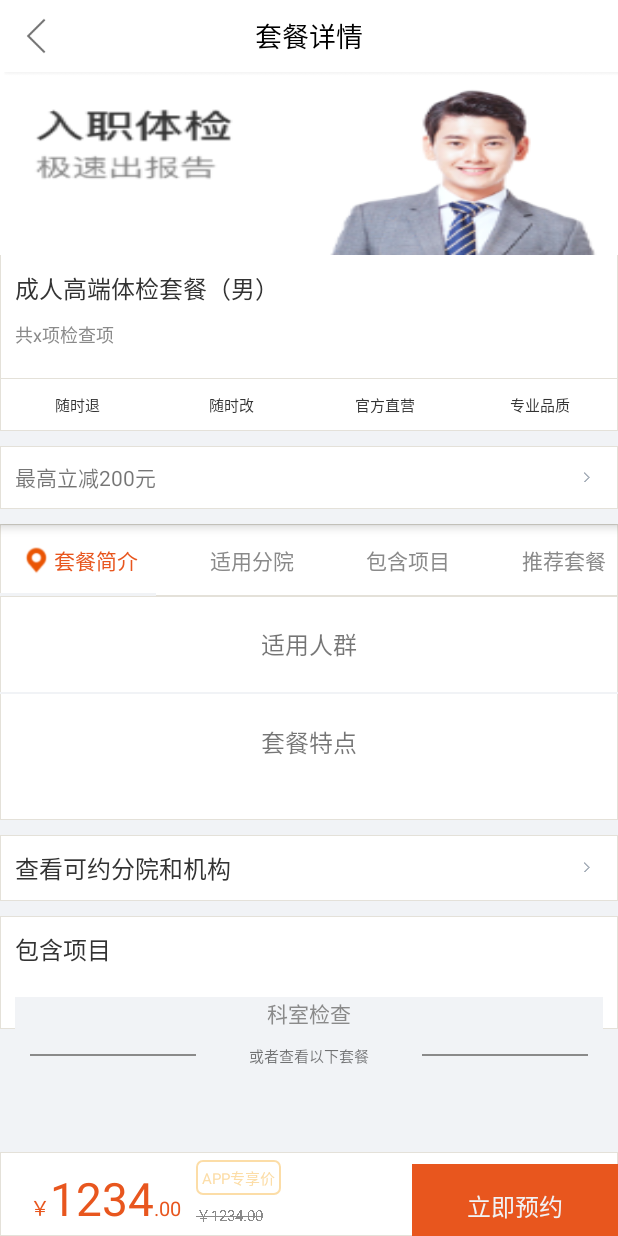
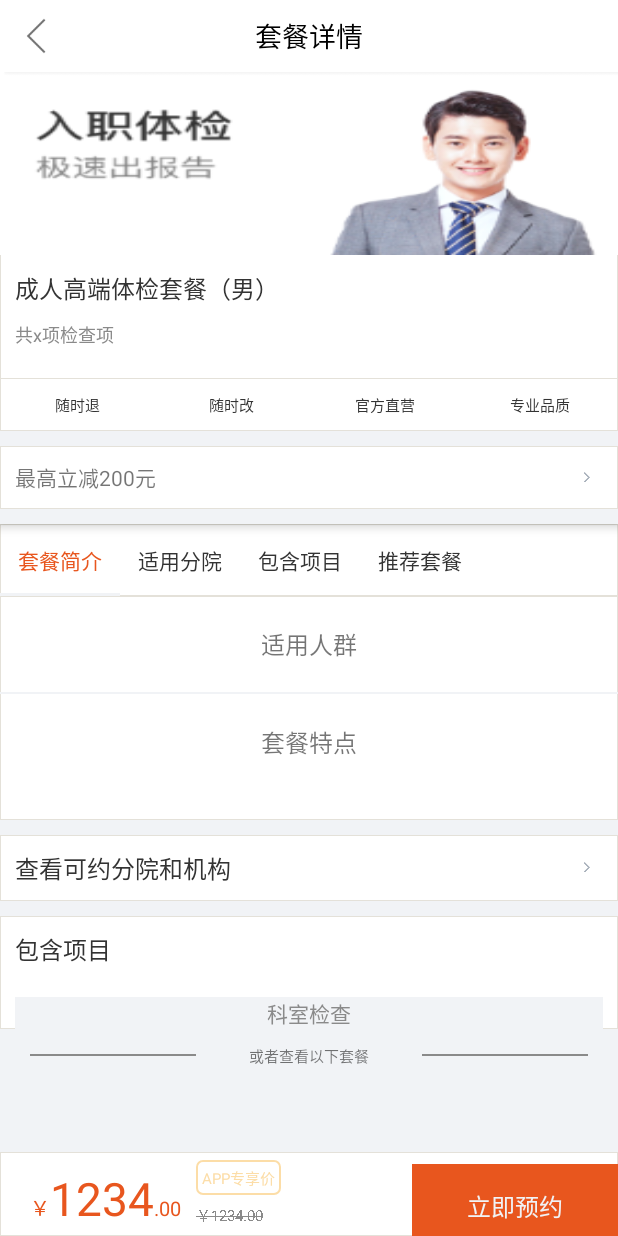
Before and after one commit to dapengyou/Health, an Android app: the SetMealActivity screen opened directly, with no data from a screen before it, on a phone screen of 412 x 824 dp. Run offline under Robolectric (Android 15) with nearby library versions, the phone set to English and light mode, and no system bars; libraries missing offline, so code that uses them is left out: com.chad.library; 5 statements that could not run were skipped.

Commit message:
解决scrollView与AppBarLayout滑动冲突，继承nestedScrollView

```diff
--- a/app/src/main/java/com/test/health/ui/activity/SetMealActivity.java
+++ b/app/src/main/java/com/test/health/ui/activity/SetMealActivity.java
@@ -6,6 +6,7 @@ import android.graphics.Paint;
 import android.support.design.widget.CollapsingToolbarLayout;
 import android.os.Bundle;
 import android.support.design.widget.TabLayout;
+import android.support.v4.widget.NestedScrollView;
 import android.support.v7.widget.GridLayoutManager;
 import android.support.v7.widget.LinearLayoutManager;
 import android.support.v7.widget.RecyclerView;
@@ -21,6 +22,7 @@ import android.widget.ImageView;
 import android.widget.ScrollView;
 import android.widget.TextView;
 
+import com.test.baselibrary.base.BaseActivity;
 import com.test.baselibrary.base.TitleActivity;
 import com.test.health.MockData.MockData;
 import com.test.health.R;
@@ -108,15 +110,16 @@ public class SetMealActivity extends TitleActivity {
 
         setBottomData();
 
-        for (int i = 0; i < tabTag.length; i++) {
+//        for (int i = 0; i < tabTag.length; i++) {
+        for (String tag : tabTag){
             //只设置在字上边有图标，并且一直存在
-//            mTabLayout.addTab(mTabLayout.newTab().setText(tag).setIcon(R.mipmap.tag));
-            mTabLayout.addTab(mTabLayout.newTab().setCustomView(setTab(tabTag[i], R.mipmap.tag, i)));
-        }
+            mTabLayout.addTab(mTabLayout.newTab().setText(tag));
+//            mTabLayout.addTab(mTabLayout.newTab().setCustomView(setTab(tabTag[i], R.mipmap.tag, i)));
+    }
 
-        setRecycleView();
+    setRecycleView();
 
-    }
+}
 
     private void setRecycleView() { //适合人群
         mRvPeople.setLayoutManager(new GridLayoutManager(this, 3));
@@ -144,21 +147,21 @@ public class SetMealActivity extends TitleActivity {
         mRvRecommend.setAdapter(mMealOfRecommendAdapter);
     }
 
-    private View setTab(String name, int iconID, int position) {
+    private View setTab(String name, int iconID) {
         View newtab = LayoutInflater.from(this).inflate(R.layout.layout_set_tablayout, null);
         TextView tv = newtab.findViewById(R.id.tabtext);
         tv.setText(name);
         ImageView im = newtab.findViewById(R.id.tabicon);
         im.setImageResource(iconID);
-        if (position == 0) {
-            tv.setTextColor(getResources().getColor(R.color.text_orange));
-            im.setImageResource(iconID);
-
-        } else {
-            tv.setTextColor(getResources().getColor(R.color.text_gray));
-            im.setImageResource(0);
-
-        }
+//        if (position == 0) {
+//            tv.setTextColor(getResources().getColor(R.color.text_orange));
+//            im.setImageResource(iconID);
+//
+//        } else {
+//            tv.setTextColor(getResources().getColor(R.color.text_gray));
+//            im.setImageResource(0);
+//
+//        }
         return newtab;
     }
 
@@ -197,7 +200,7 @@ public class SetMealActivity extends TitleActivity {
         mScrollChangedScrollView.setScrollViewListener(new ScrollChangedScrollView.ScrollViewListener() {
 
             @Override
-            public void onScrollChanged(ScrollView scrollView, int x, int y, int oldx, int oldy) {
+            public void onScrollChanged(NestedScrollView scrollView, int x, int y, int oldx, int oldy) {
                 scrollRefreshNavigationTag(scrollView);
             }
 
@@ -231,12 +234,12 @@ public class SetMealActivity extends TitleActivity {
                 }
                 // 移动到对应的内容区域
                 mScrollChangedScrollView.smoothScrollTo(0, targetY + 5);
-                changeTabSelect(tab);
+//                changeTabSelect(tab);
             }
 
             @Override
             public void onTabUnselected(TabLayout.Tab tab) {
-                changeTabNormal(tab);
+//                changeTabNormal(tab);
             }
 
             @Override
@@ -288,7 +291,7 @@ public class SetMealActivity extends TitleActivity {
      *
      * @param scrollView 内容模块容器
      */
-    private void scrollRefreshNavigationTag(ScrollView scrollView) {
+    private void scrollRefreshNavigationTag(NestedScrollView scrollView) {
         if (scrollView == null) {
             return;
         }
--- a/app/src/main/java/com/test/health/ui/activity/TabLayoutActivity.java
+++ b/app/src/main/java/com/test/health/ui/activity/TabLayoutActivity.java
@@ -95,17 +95,17 @@ public class TabLayoutActivity extends AppCompatActivity {
                 return false;
             }
         });
-        sv_bodyContainer.setScrollViewListener(new ScrollChangedScrollView.ScrollViewListener() {
-
-            @Override
-            public void onScrollChanged(ScrollView scrollView, int x, int y, int oldx, int oldy) {
-                scrollRefreshNavigationTag(scrollView);
-            }
-
-            @Override
-            public void onScrollStop(boolean isStop) {
-            }
-        });
+//        sv_bodyContainer.setScrollViewListener(new ScrollChangedScrollView.ScrollViewListener() {
+//
+//            @Override
+//            public void onScrollChanged(ScrollView scrollView, int x, int y, int oldx, int oldy) {
+//                scrollRefreshNavigationTag(scrollView);
+//            }
+//
+//            @Override
+//            public void onScrollStop(boolean isStop) {
+//            }
+//        });
         tab_tagContainer.setOnTabSelectedListener(new TabLayout.OnTabSelectedListener() {
             @Override
             public void onTabSelected(TabLayout.Tab tab) {
--- a/app/src/main/java/com/test/health/wight/ScrollChangedScrollView.java
+++ b/app/src/main/java/com/test/health/wight/ScrollChangedScrollView.java
@@ -4,6 +4,7 @@ import android.annotation.SuppressLint;
 import android.content.Context;
 import android.os.Handler;
 import android.os.Message;
+import android.support.v4.widget.NestedScrollView;
 import android.util.AttributeSet;
 import android.view.MotionEvent;
 import android.widget.ScrollView;
@@ -15,7 +16,7 @@ import android.widget.ScrollView;
  * Created by lady_zhou on 2018/4/10.
  */
 
-public class ScrollChangedScrollView extends ScrollView {
+public class ScrollChangedScrollView extends NestedScrollView {
     private ScrollViewListener mScrollViewListener;
     private final int handleWhatId = 65984;
     private int lastY = 0;
@@ -56,7 +57,7 @@ public class ScrollChangedScrollView extends ScrollView {
          * @param oldx       上一个x轴坐标
          * @param oldy       上一个y轴坐标
          */
-        void onScrollChanged(ScrollView scrollView, int x, int y, int oldx, int oldy);
+        void onScrollChanged(NestedScrollView scrollView, int x, int y, int oldx, int oldy);
 
         /**
          * 是否滑动停止
--- a/app/src/main/res/layout/activity_set_meal.xml
+++ b/app/src/main/res/layout/activity_set_meal.xml
@@ -11,39 +11,23 @@
         android:background="@color/bg_gray"
         android:fitsSystemWindows="true">
 
-
-        <!--<LinearLayout-->
-            <!--android:layout_width="match_parent"-->
-            <!--android:layout_height="wrap_content"-->
-            <!--android:orientation="vertical"-->
-            <!--app:layout_scrollFlags="scroll|enterAlways">-->
-
         <include
             layout="@layout/layout_set_meal"
             android:layout_width="match_parent"
             android:layout_height="wrap_content"
-                app:layout_scrollFlags="scroll|enterAlways"
-                android:layout_marginBottom="10dp" />
-
-        <!--</LinearLayout>-->
+            android:layout_marginBottom="10dp"
+            app:layout_scrollFlags="scroll|snap" />
 
 
     </android.support.design.widget.AppBarLayout>
-
-    <LinearLayout
-        android:layout_width="match_parent"
-        android:layout_height="wrap_content"
-        android:orientation="vertical"
-        app:layout_behavior="@string/appbar_scrolling_view_behavior">
 
     <include
         layout="@layout/layout_set_meal_middle"
         android:layout_width="match_parent"
         android:layout_height="wrap_content"
         android:layout_marginBottom="56dp"
+        app:layout_behavior="@string/appbar_scrolling_view_behavior"
         app:layout_collapseMode="pin" />
-
-    </LinearLayout>
 
     <LinearLayout
         android:layout_width="match_parent"
```
Lines whose indentation alone changed are shown as unchanged.
